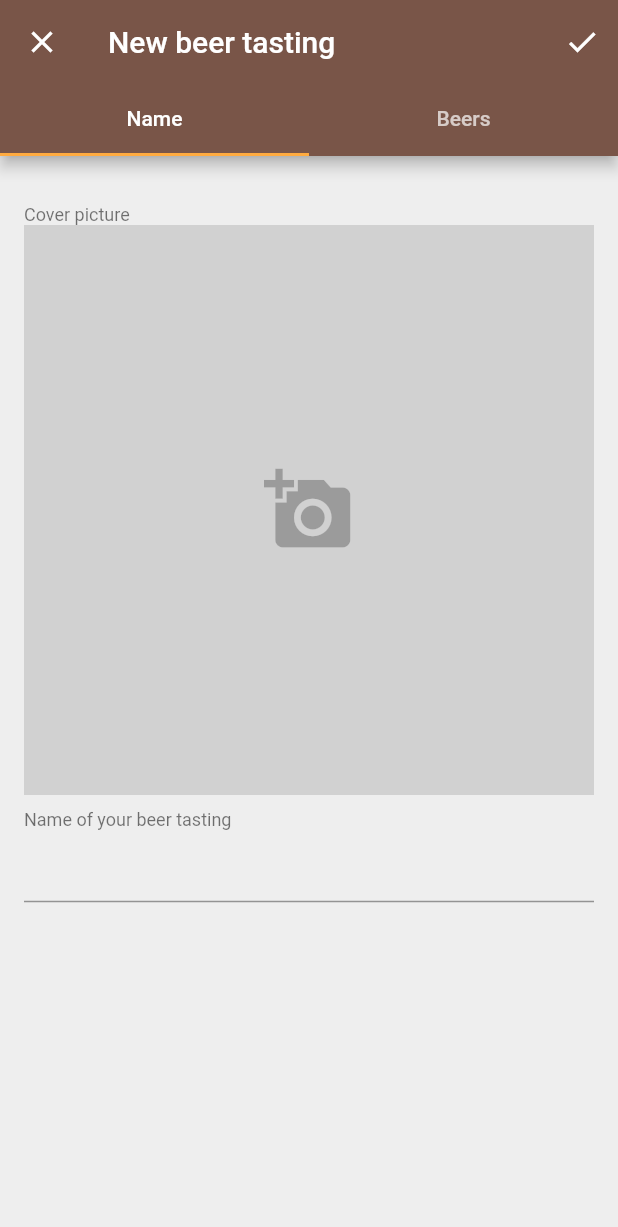
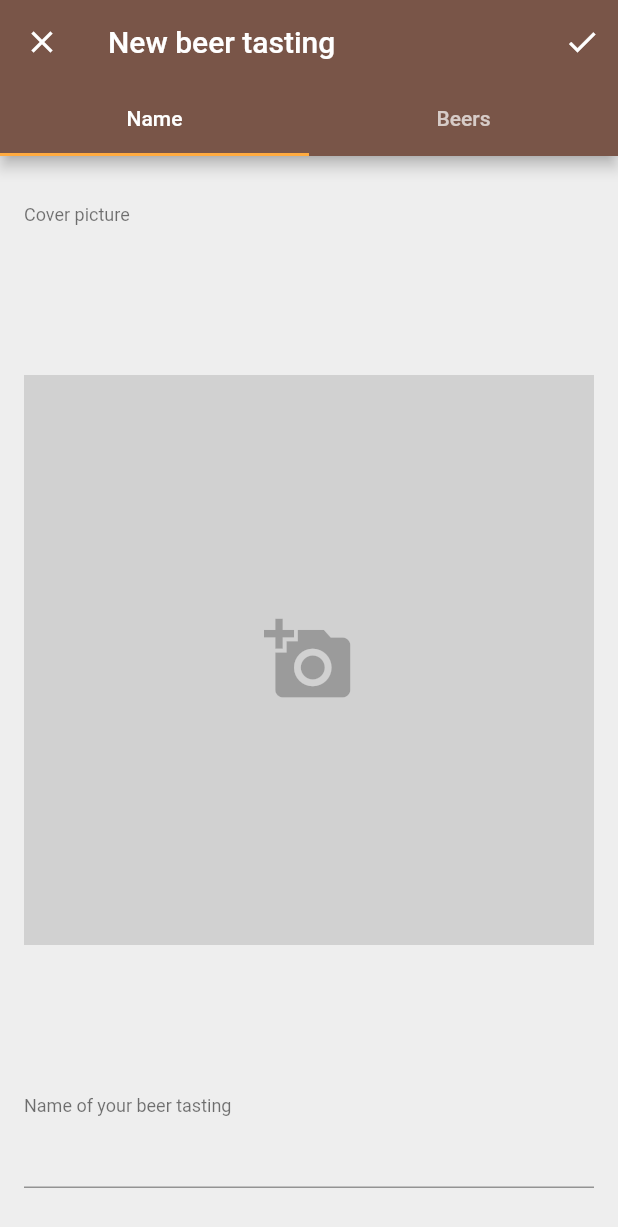
Before and after one commit to abilia/flutterbeer, a Flutter app: the CreateTasting screen opened by its route, on a phone screen of 412 x 824 dp. Shown: the top 1227 px of the screen. Run offline on Flutter 3.47's test engine with Material 2 defaults, Android fonts, the phone set to English and light mode, and no system bars; our stand-ins replace flutter_redux, image_picker, redux.

Commit message:
fixing create tasting views

```diff
--- /dev/null
+++ b/lib/constants.dart
@@ -0,0 +1,3 @@
+import 'package:flutter/material.dart';
+
+const standardPadding = EdgeInsets.symmetric(vertical: 32.0, horizontal: 16.0);
--- a/lib/edit_views/create_tasting.dart
+++ b/lib/edit_views/create_tasting.dart
@@ -10,18 +10,24 @@ import 'package:redux/redux.dart';
 
 class CreateTasting extends StatefulWidget {
   static const routeName = '/editTasting';
-  CreateTasting(this.tasting);
+  CreateTasting({BeerTasting tasting}) :
+  update = tasting != null,
+  tasting = tasting != null ? tasting : BeerTasting()
+  ;
   final BeerTasting tasting;
+  final bool update;
   @override
-  _CreateTastingState createState() => _CreateTastingState(tasting);
+  _CreateTastingState createState() => _CreateTastingState(tasting, update);
 }
 
 class _CreateTastingState extends State<CreateTasting>
     with SingleTickerProviderStateMixin {
-  _CreateTastingState(this.tasting);
+  _CreateTastingState(this.tasting, this.update);
 
   final BeerTasting tasting;
+  final bool update;
   TabController _tabController;
+  final _formKey = GlobalKey<FormState>();
 
   @override
   void initState() {
@@ -46,21 +52,31 @@ class _CreateTastingState extends State<CreateTasting>
     return StoreConnector<AppState, Store<AppState>>(
         converter: (Store<AppState> store) => store,
         builder: (context, store) {
-          return Scaffold(
+          return Form(
+            key: _formKey,
+              child: Scaffold(
               appBar: AppBar(
                 leading: IconButton(
                   icon: Icon(Icons.close),
                   onPressed: () => Navigator.pop(context),
                 ),
-              title: Text("New beer tasting"),
+                title: Text('${update  ? 'Edit' : 'New'} beer tasting'),
                 actions: <Widget>[
-                IconButton(
+                  Builder( builder: (context) => IconButton(
                       icon: Icon(Icons.check),
                       onPressed: () {
-                    tasting.title = "fafafdafa";
+                        if(_formKey.currentState.validate()) {
+                          if (tasting.title == null) {
+                            Scaffold.of(context)
+                            ..hideCurrentSnackBar()
+                            ..showSnackBar(SnackBar(content: Text('Must give tasting a name!'), duration: Duration(seconds: 3),));
+                            return;
+                          }
                           store.dispatch(ActionPayload(Actions.AddTasting, data: tasting));
                           Navigator.pop(context);
                         }
+                      }
+                    ),
                   )
                 ],
                 bottom: TabBar(
@@ -83,6 +99,7 @@ class _CreateTastingState extends State<CreateTasting>
                 ],
               ),
               floatingActionButton: _bottomButtons(),
+            ),
           );
         });
   }
--- a/lib/edit_views/edit_tasting.dart
+++ b/lib/edit_views/edit_tasting.dart
@@ -1,4 +1,5 @@
 import 'package:flutter/material.dart';
+import 'package:flutterbeer/constants.dart';
 import 'package:flutterbeer/model/app_model.dart';
 import 'package:flutterbeer/widgets/image_picking.dart';
 
@@ -11,47 +12,38 @@ class TastingInfo extends StatefulWidget {
 
 class _TastingInfoState extends State<TastingInfo> {
   _TastingInfoState(this.tasting);
-  TextEditingController _controller = TextEditingController();
   BeerTasting tasting;
-
-  final _formKey = GlobalKey<FormState>();
-  @override
-  void initState() {
-    super.initState();
-    _controller.text = tasting.title;
-  }
 
   @override
   Widget build(BuildContext context) {
     final textStyle = Theme.of(context).textTheme.caption;
     return Padding(
-      padding: const EdgeInsets.symmetric(vertical: 32.0, horizontal: 16.0),
+      padding: standardPadding,
       child: Column(
-        mainAxisAlignment: MainAxisAlignment.spaceEvenly,
         crossAxisAlignment: CrossAxisAlignment.start,
         children: <Widget>[
           Text(
             'Cover picture',
             style: textStyle,
           ),
-          ImagePicking(
-            image: tasting.image,
-            onNewPhoto: (f) => tasting.image = f,
+          Expanded(
+            flex: 10,
+            child: Center(
+              child: ImagePicking(
+                image: tasting.image,
+                onNewPhoto: (f) => tasting.image = f,
+              ),
+            ),
           ),
-          Spacer(),
           Text(
             'Name of your beer tasting',
             style: textStyle,
           ),
           TextFormField(
-            key: _formKey,
-            controller: _controller,
             validator: (value) {
               if (value.isEmpty) return 'Need to add a name';
+              else tasting.title = value;
             },
-          ),
-          Spacer(
-            flex: 20,
           ),
         ],
       ),
--- a/lib/main.dart
+++ b/lib/main.dart
@@ -4,7 +4,6 @@ import 'package:flutterbeer/edit_views/create_tasting.dart';
 import 'package:flutterbeer/edit_views/edit_beer.dart';
 import 'package:flutterbeer/edit_views/join_tasting.dart';
 import 'package:flutterbeer/edit_views/beer_vote.dart';
-import 'package:flutterbeer/model/app_model.dart';
 import 'package:flutterbeer/state/reducer.dart';
 import 'package:flutterbeer/state/app_state.dart';
 import 'package:flutterbeer/vote.dart';
@@ -28,7 +27,7 @@ class MyApp extends StatelessWidget {
         initialRoute: '/',
         routes: {
           '/': (context) => MainScreen(),
-          CreateTasting.routeName: (context) => CreateTasting(BeerTasting()),
+          CreateTasting.routeName: (context) => CreateTasting(),
           EditBeer.routeName: (context) => EditBeer(),
           Vote.routeName: (context) => Vote(),
           BeerVote.routeName: (context) => BeerVote(),
@@ -63,8 +62,7 @@ class MainScreen extends StatelessWidget {
       floatingActionButton: FloatingActionButton(
         shape: StadiumBorder(),
         onPressed: () {
-          Navigator.pushNamed(context, CreateTasting.routeName,
-              arguments: BeerTasting());
+          Navigator.pushNamed(context, CreateTasting.routeName);
         },
         child: Icon(
           Icons.add,
```
Also changed, not shown: lib/edit_views/beer_listings.dart (+14 -30 lines), lib/edit_views/edit_beer.dart (+10 -1 lines), lib/widgets/beer_card.dart (added, +41 -0 lines). Lines whose indentation alone changed are shown as unchanged.
